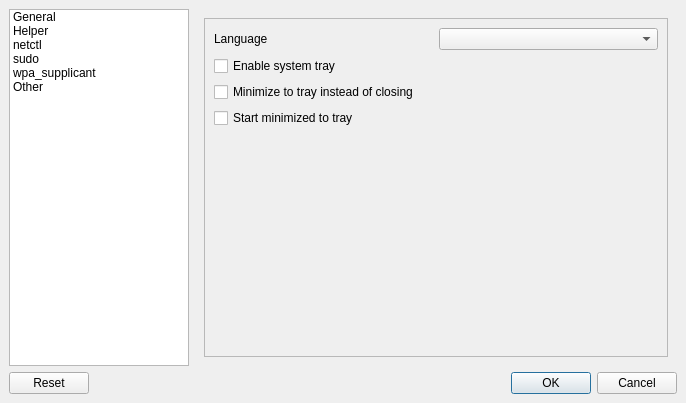
Old version of the form sources/gui/src/settingswindow.ui in the repository arcan1s/netctl-gui.
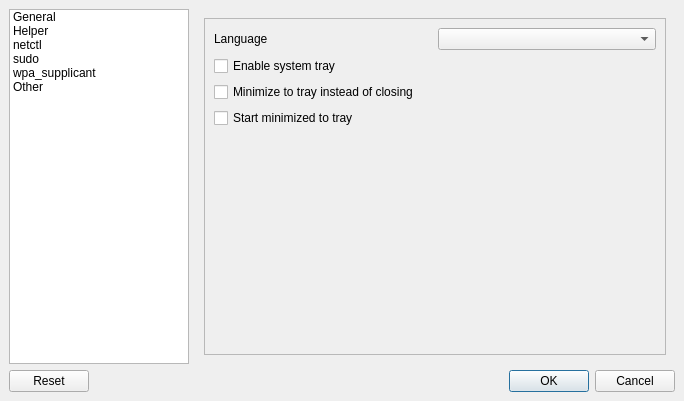
New version of the form. Icons and pictures are not drawn.

```diff
--- a/sources/gui/src/settingswindow.ui
+++ b/sources/gui/src/settingswindow.ui
@@ -6,8 +6,8 @@
    <rect>
     <x>0</x>
     <y>0</y>
-    <width>686</width>
-    <height>403</height>
+    <width>684</width>
+    <height>401</height>
    </rect>
   </property>
   <property name="windowTitle">
@@ -136,8 +136,8 @@
               <rect>
                <x>0</x>
                <y>0</y>
-               <width>470</width>
-               <height>342</height>
+               <width>468</width>
+               <height>340</height>
               </rect>
              </property>
              <layout class="QVBoxLayout" name="verticalLayout_7">
```
Left out of the diff: 22 changed lines with no effect on the pictures.
